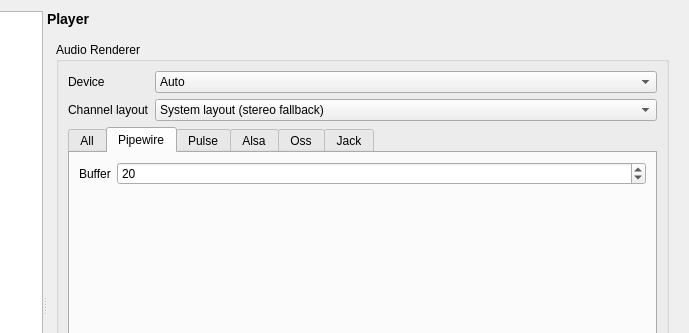
Old version of the form src/settingswindow.ui in the repository tbertels/mpc-qt; both pictures show x 207 to 896 and y 0 to 333 of the 896 by 638 pixel window.
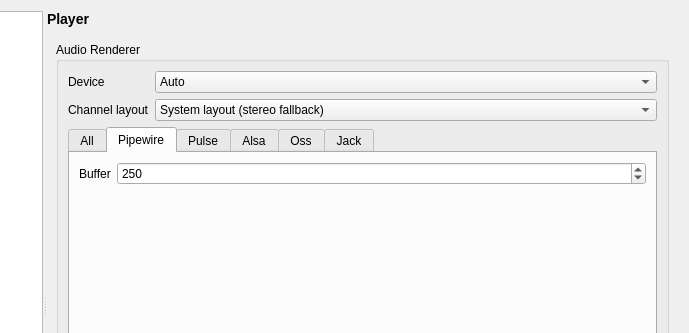
New version of the form. The open tabs and pages were chosen to show the change.

Commit message: settingswindow: Increase default of pipewire buffer to 250 ms

Diff of the .ui file:
```diff
--- a/src/settingswindow.ui
+++ b/src/settingswindow.ui
@@ -5878,7 +5878,7 @@
                      <number>2000</number>
                     </property>
                     <property name="value">
-                     <number>20</number>
+                     <number>250</number>
                     </property>
                    </widget>
                   </item>
```
